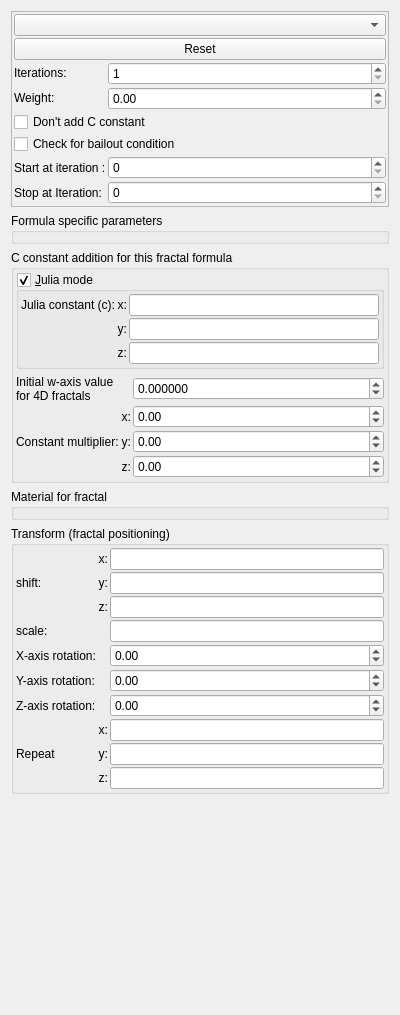
buddhi1980/mandelbulber2, file mandelbulber2/qt/tab_fractal.ui: the form before one commit.
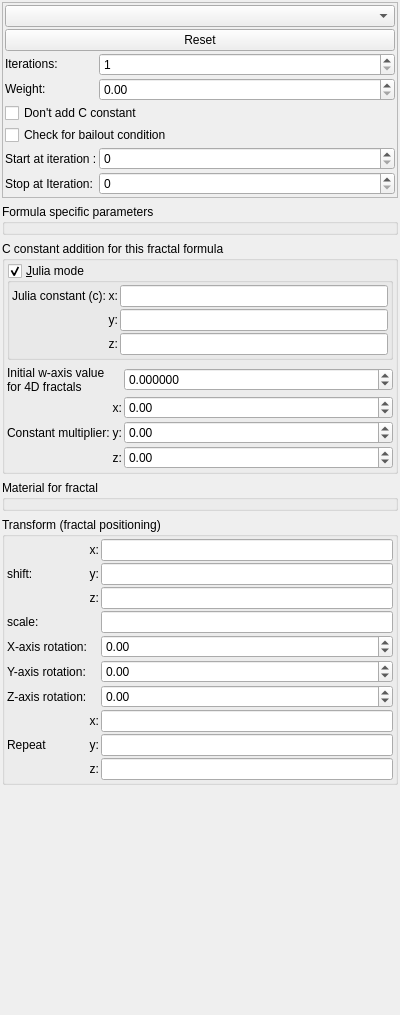
The form after the commit. Custom widgets are drawn as their Qt base class.

Commit message: Cleaned up more fractal formula UIs

Diff of the .ui file:
```diff
--- a/mandelbulber2/qt/tab_fractal.ui
+++ b/mandelbulber2/qt/tab_fractal.ui
@@ -14,6 +14,18 @@
    <string>Form</string>
   </property>
   <layout class="QVBoxLayout" name="verticalLayout">
+   <property name="leftMargin">
+    <number>2</number>
+   </property>
+   <property name="topMargin">
+    <number>2</number>
+   </property>
+   <property name="rightMargin">
+    <number>2</number>
+   </property>
+   <property name="bottomMargin">
+    <number>2</number>
+   </property>
    <item>
     <widget class="QFrame" name="frame_iterations_formula">
      <property name="frameShape">
@@ -969,6 +981,12 @@
   </layout>
  </widget>
  <customwidgets>
+  <customwidget>
+   <class>MyGroupBox</class>
+   <extends>QGroupBox</extends>
+   <header>my_group_box.h</header>
+   <container>1</container>
+  </customwidget>
   <customwidget>
    <class>MyDoubleSpinBox</class>
    <extends>QDoubleSpinBox</extends>
@@ -989,12 +1007,6 @@
    <extends>QLineEdit</extends>
    <header>my_line_edit.h</header>
   </customwidget>
-  <customwidget>
-   <class>MyGroupBox</class>
-   <extends>QGroupBox</extends>
-   <header>my_group_box.h</header>
-   <container>1</container>
-  </customwidget>
   <customwidget>
    <class>cMaterialSelector</class>
    <extends>QWidget</extends>
```
The commit also changes 17 other files.
